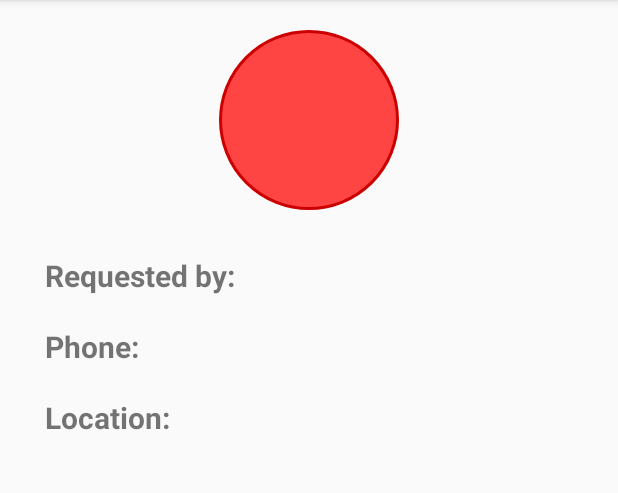
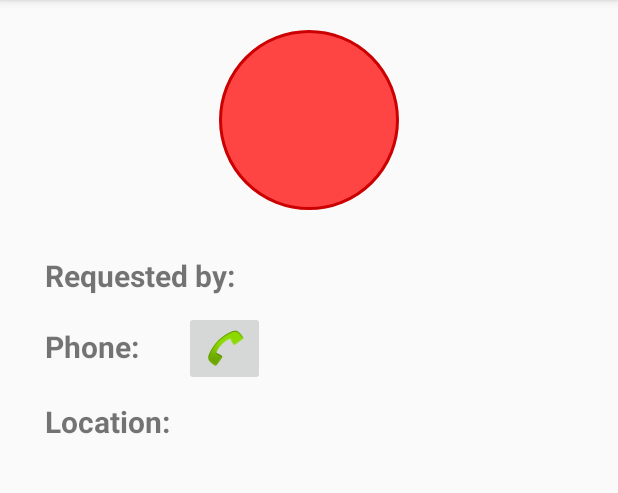
Before and after one commit to asifsabir4you/bloodbank, an Android app: the ShowRequest screen opened directly, with no data from a screen before it, on a phone screen of 412 x 824 dp, the part 84-577 px from its top. Run offline under Robolectric (Android 15) with nearby library versions, the phone set to English and light mode, and no system bars.

Commit message:
adding dialer button

```diff
--- a/app/src/main/AndroidManifest.xml
+++ b/app/src/main/AndroidManifest.xml
@@ -1,7 +1,7 @@
 <?xml version="1.0" encoding="utf-8"?>
 <manifest xmlns:android="http://schemas.android.com/apk/res/android"
     package="com.example.asifsabir.blooddonor">
-
+    <uses-permission android:name="android.permission.CALL_PHONE"></uses-permission>
     <application
         android:allowBackup="true"
         android:icon="@mipmap/ic_launcher"
--- a/app/src/main/java/com/example/asifsabir/blooddonor/ShowRequest.java
+++ b/app/src/main/java/com/example/asifsabir/blooddonor/ShowRequest.java
@@ -1,8 +1,15 @@
 package com.example.asifsabir.blooddonor;
 
 import android.content.Intent;
+import android.content.pm.PackageManager;
+import android.net.Uri;
+import android.os.Build;
 import android.os.Bundle;
+import android.support.v4.app.ActivityCompat;
+import android.support.v4.content.ContextCompat;
 import android.support.v7.app.AppCompatActivity;
+import android.view.View;
+import android.widget.ImageButton;
 import android.widget.TextView;
 import android.widget.Toast;
 
@@ -14,20 +21,26 @@ import android.widget.Toast;
 public class ShowRequest extends AppCompatActivity {
 
     TextView nametext, bloodGroupText, phoneText, locationText;
+    ImageButton callActionButton;
 
     protected void onCreate(Bundle savedInstanceState) {
         super.onCreate(savedInstanceState);
         setContentView(R.layout.activity_show_request);
 
+        //checking permissions
+        if (Build.VERSION.SDK_INT >= 23) {
+            permissionCheck();
+        }
+
         nametext = (TextView) findViewById(R.id.name);
         bloodGroupText = (TextView) findViewById(R.id.blood_group);
         phoneText = (TextView) findViewById(R.id.phone);
         locationText = (TextView) findViewById(R.id.location);
-
+        callActionButton = (ImageButton) findViewById(R.id.call);
         Intent intent = getIntent();
         String name = intent.getStringExtra("name");
         String bloodGroup = intent.getStringExtra("bloodGroup");
-        String phone = intent.getStringExtra("phone");
+        final String phone = intent.getStringExtra("phone");
         String location = intent.getStringExtra("location");
 
         nametext.setText(name);
@@ -35,5 +48,25 @@ public class ShowRequest extends AppCompatActivity {
         phoneText.setText(phone);
         locationText.setText(location);
 
+        callActionButton.setOnClickListener(new View.OnClickListener() {
+            @Override
+            public void onClick(View v) {
+                makeCall(phone);
+            }
+        });
+
+    }
+
+//method for onclick of call image button
+public void makeCall(String number) {
+    Intent callIntent = new Intent(Intent.ACTION_CALL);
+    callIntent.setData(Uri.parse("tel:" + number));
+    startActivity(Intent.createChooser(callIntent, "Choose dialing client..."));
+}
+
+    public void permissionCheck() {
+        if (ContextCompat.checkSelfPermission(ShowRequest.this, android.Manifest.permission.CALL_PHONE) != PackageManager.PERMISSION_GRANTED) {
+            ActivityCompat.requestPermissions(ShowRequest.this, new String[]{android.Manifest.permission.CALL_PHONE}, 1); //1 for phone call
+        }
     }
 }
--- a/app/src/main/res/layout/activity_show_request.xml
+++ b/app/src/main/res/layout/activity_show_request.xml
@@ -61,6 +61,13 @@
             android:padding="10dp"
             android:text="phone"
             android:textSize="20dp" />
+        <ImageButton
+            android:id="@+id/call"
+            android:layout_marginRight="10dp"
+            android:layout_width="wrap_content"
+            android:layout_height="wrap_content"
+            android:src="@android:drawable/sym_action_call" />
+
     </LinearLayout>
 
     <LinearLayout
```
